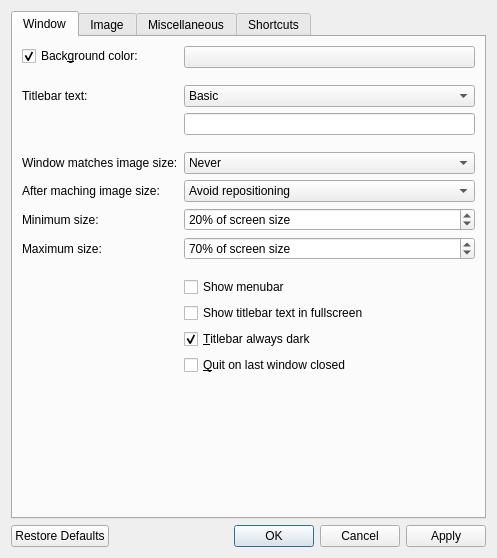
Qt form src/qvoptionsdialog.ui (jurplel/qView) before a commit.
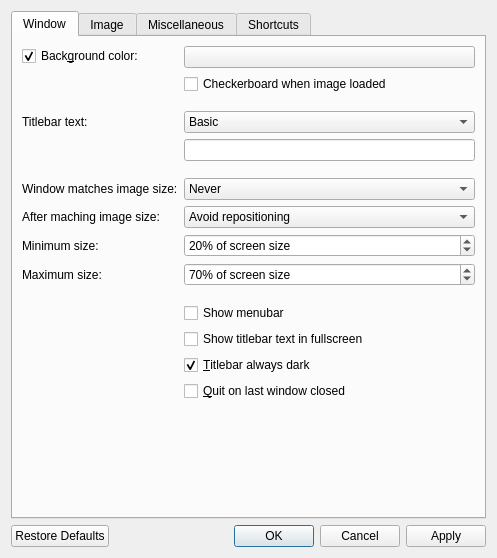
The same form after that commit. The open tabs and pages were chosen to show the change.

Commit message: Implement checkerboard background option

```diff
--- a/src/qvoptionsdialog.ui
+++ b/src/qvoptionsdialog.ui
@@ -51,6 +51,13 @@
         </widget>
        </item>
        <item row="1" column="1">
+        <widget class="QCheckBox" name="checkerboardBackgroundCheckbox">
+         <property name="text">
+          <string>Checkerboard when image loaded</string>
+         </property>
+        </widget>
+       </item>
+       <item row="2" column="1">
         <spacer name="horizontalSpacer_12">
          <property name="orientation">
           <enum>Qt::Horizontal</enum>
@@ -63,7 +70,7 @@
          </property>
         </spacer>
        </item>
-       <item row="2" column="0">
+       <item row="3" column="0">
         <widget class="QLabel" name="label">
          <property name="toolTip">
           <string>Changes the amount of information displayed in the titlebar</string>
@@ -73,7 +80,7 @@
          </property>
         </widget>
        </item>
-       <item row="2" column="1">
+       <item row="3" column="1">
         <widget class="QComboBox" name="titlebarComboBox">
          <item>
           <property name="text">
@@ -102,7 +109,7 @@
          </item>
         </widget>
        </item>
-       <item row="3" column="1">
+       <item row="4" column="1">
         <widget class="QLineEdit" name="customTitlebarLineEdit">
          <property name="sizePolicy">
           <sizepolicy hsizetype="Minimum" vsizetype="Fixed">
@@ -127,7 +134,7 @@
          </property>
         </widget>
        </item>
-       <item row="4" column="1">
+       <item row="5" column="1">
         <spacer name="horizontalSpacer_4">
          <property name="orientation">
           <enum>Qt::Horizontal</enum>
@@ -140,7 +147,7 @@
          </property>
         </spacer>
        </item>
-       <item row="5" column="0">
+       <item row="6" column="0">
         <widget class="QLabel" name="label_6">
          <property name="toolTip">
           <string>Control when the window should resize to fit the image's actual size</string>
@@ -150,7 +157,7 @@
          </property>
         </widget>
        </item>
-       <item row="5" column="1">
+       <item row="6" column="1">
         <widget class="QComboBox" name="windowResizeComboBox">
          <property name="toolTip">
           <string>Control when the window should resize to fit the image's actual size</string>
@@ -175,14 +182,14 @@
          </item>
         </widget>
        </item>
-       <item row="6" column="0">
+       <item row="7" column="0">
         <widget class="QLabel" name="afterMatchingSizeLabel">
          <property name="text">
           <string>After maching image size:</string>
          </property>
         </widget>
        </item>
-       <item row="6" column="1">
+       <item row="7" column="1">
         <widget class="QComboBox" name="afterMatchingSizeComboBox">
          <item>
           <property name="text">
@@ -201,14 +208,14 @@
          </item>
         </widget>
        </item>
-       <item row="7" column="0">
+       <item row="8" column="0">
         <widget class="QLabel" name="minWindowResizeLabel">
          <property name="text">
           <string>Minimum size:</string>
          </property>
         </widget>
        </item>
-       <item row="7" column="1">
+       <item row="8" column="1">
         <widget class="QSpinBox" name="minWindowResizeSpinBox">
          <property name="toolTip">
           <string>Control the minimum size that the window should reach when matching the image's actual size</string>
@@ -230,7 +237,7 @@
          </property>
         </widget>
        </item>
-       <item row="8" column="0">
+       <item row="9" column="0">
         <widget class="QLabel" name="maxWindowResizeLabel">
          <property name="toolTip">
           <string>Control the maximum size that the window should reach when matching the image's actual size</string>
@@ -240,7 +247,7 @@
          </property>
         </widget>
        </item>
-       <item row="8" column="1">
+       <item row="9" column="1">
         <widget class="QSpinBox" name="maxWindowResizeSpinBox">
          <property name="toolTip">
           <string>Control the maximum size that the window should reach when matching the image's actual size</string>
@@ -262,7 +269,7 @@
          </property>
         </widget>
        </item>
-       <item row="9" column="1">
+       <item row="10" column="1">
         <spacer name="horizontalSpacer_3">
          <property name="orientation">
           <enum>Qt::Horizontal</enum>
@@ -275,7 +282,7 @@
          </property>
         </spacer>
        </item>
-       <item row="12" column="1">
+       <item row="13" column="1">
         <widget class="QCheckBox" name="darkTitlebarCheckbox">
          <property name="toolTip">
           <string>Choose whether or not the titlebar should always be dark regardless of your chosen macOS appearance</string>
@@ -288,14 +295,14 @@
          </property>
         </widget>
        </item>
-       <item row="10" column="1">
+       <item row="11" column="1">
         <widget class="QCheckBox" name="menubarCheckbox">
          <property name="text">
           <string>Show menubar</string>
          </property>
         </widget>
        </item>
-       <item row="11" column="1">
+       <item row="12" column="1">
         <widget class="QCheckBox" name="detailsInFullscreen">
          <property name="toolTip">
           <string>Choose whether or not to display the titlebar text while in fullscreen</string>
@@ -305,7 +312,7 @@
          </property>
         </widget>
        </item>
-       <item row="13" column="1">
+       <item row="14" column="1">
         <widget class="QCheckBox" name="quitOnLastWindowCheckbox">
          <property name="text">
           <string>&amp;Quit on last window closed</string>
```
The commit also changes 5 other files.
